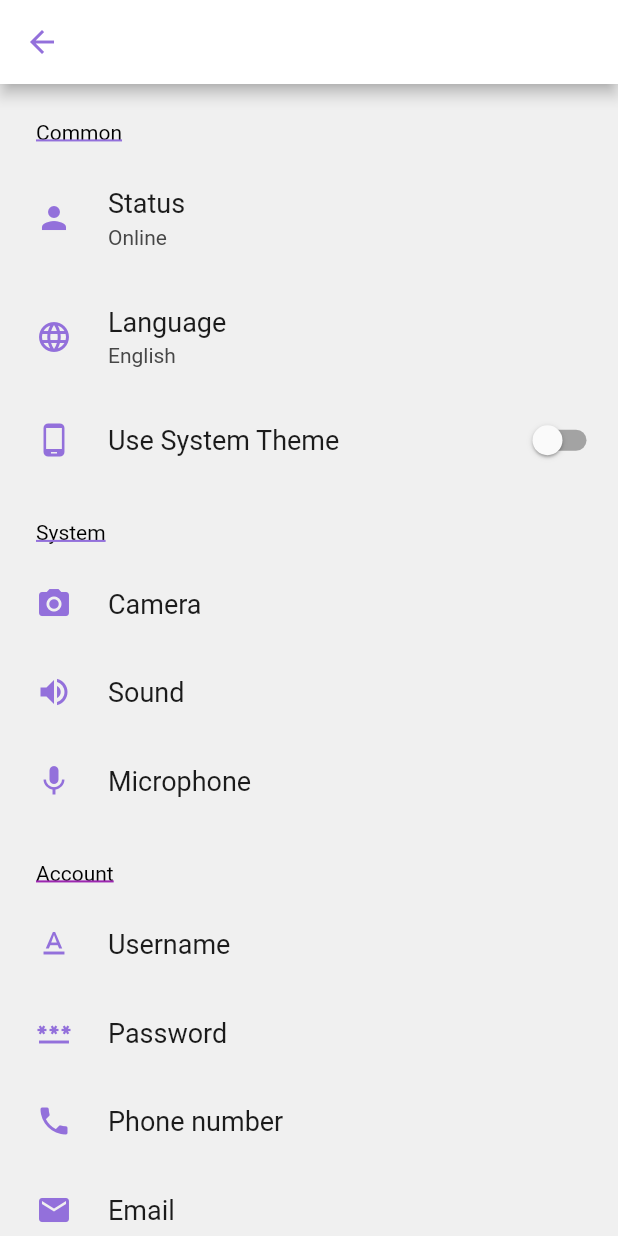
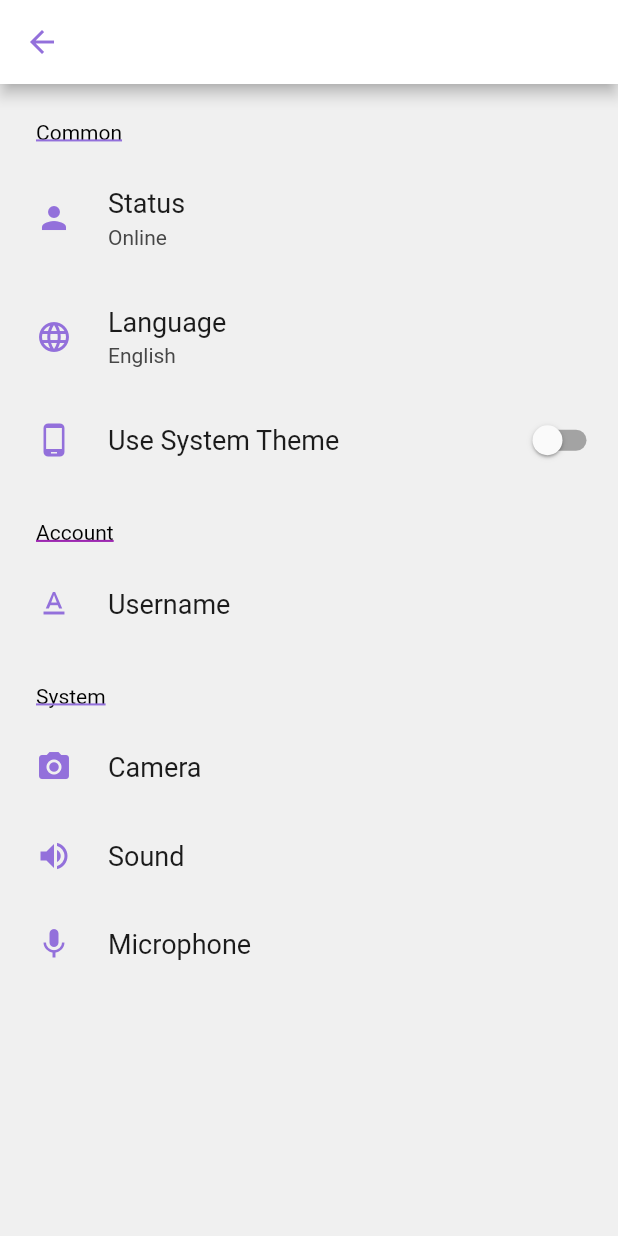
Before and after one commit to nathanbaitup/shipping-inspection-application, a Flutter app: the screen it shows after launch, in the side drawer, after a tap on "Settings", on a phone screen of 412 x 824 dp. Run offline on Flutter 3.47's test engine with Material 2 defaults, Android fonts, the phone set to English and light mode, and no system bars; drawn by our look-alikes of settings_ui; our stand-ins replace camera, flutter_image_slideshow, percent_indicator; missing offline and left inert: agora_uikit, arcore_flutter_plugin.

Commit message:
Reorganised settings menu account section to more properly reflect the application goals

```diff
--- a/lib/menu-settings.dart
+++ b/lib/menu-settings.dart
@@ -66,6 +66,26 @@ class _MenuSettingsState extends State<MenuSettings> {
           ),
 
           SettingsSection(
+            title: const Text(
+              'Account',
+              style: TextStyle(
+                  color: Colors.black,
+                  decorationColor: Colors.purple,
+                  decorationThickness: 2,
+                  decoration: TextDecoration.underline
+              ),
+            ),
+            tiles: [
+              SettingsTile.navigation(
+                title: const Text('Username'),
+                leading: const Icon(Icons.text_format,
+                    color: LightColors.sPurple),
+                onPressed: (BuildContext context) {},
+              ),
+            ],
+          ),
+
+          SettingsSection(
               title: const Text(
                 'System',
                 style: TextStyle(
@@ -97,50 +117,6 @@ class _MenuSettingsState extends State<MenuSettings> {
             ]
           ),
 
-          SettingsSection(
-            title: const Text(
-              'Account',
-              style: TextStyle(
-                  color: Colors.black,
-                  decorationColor: Colors.purple,
-                  decorationThickness: 2,
-                  decoration: TextDecoration.underline
-              ),
-            ),
-            tiles: [
-              SettingsTile.navigation(
-                title: const Text('Username'),
-                leading: const Icon(Icons.text_format,
-                    color: LightColors.sPurple),
-                onPressed: (BuildContext context) {},
-              ),
-              SettingsTile.navigation(
-                title: const Text('Password'),
-                leading: const Icon(Icons.password,
-                    color: LightColors.sPurple),
-                onPressed: (BuildContext context) {},
-              ),
-              SettingsTile.navigation(
-                title: const Text('Phone number'),
-                leading: const Icon(Icons.phone,
-                    color: LightColors.sPurple),
-                onPressed: (BuildContext context) {},
-              ),
-              SettingsTile.navigation(
-                title: const Text('Email'),
-                leading: const Icon(Icons.email,
-                    color: LightColors.sPurple),
-                onPressed: (BuildContext context) {},
-              ),
-              SettingsTile.navigation(
-                title: const Text('Sign out'),
-                leading: const Icon(Icons.exit_to_app,
-                    color: LightColors.sPurple),
-                onPressed: (BuildContext context) {},
-              ),
-            ],
-          ),
-
         ]
       )
     );
```
